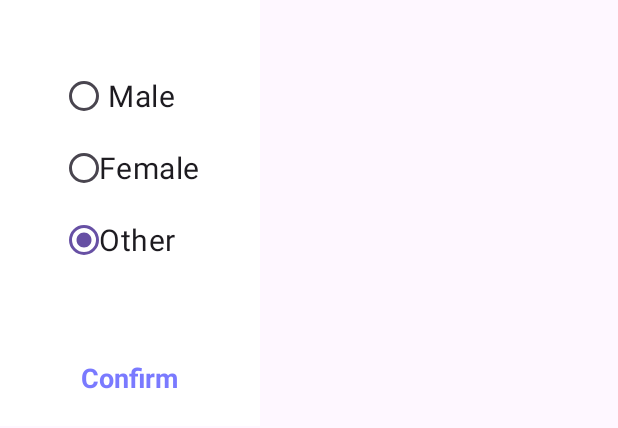
After one commit to sergiarabidze/android_bootcamp, an Android app: the layout gender_dialog.xml on its own in the app's theme, with its tools: preview values and no code run, on a phone screen of 412 x 824 dp. The commit adds this screen. Shown: the top 428 px of the screen. Run offline under Robolectric (Android 15) with nearby library versions, the phone set to English and light mode, and no system bars.

Commit message:
task completed

```diff
--- a/app/build.gradle.kts
+++ b/app/build.gradle.kts
@@ -2,7 +2,7 @@ plugins {
     alias(libs.plugins.android.application)
     alias(libs.plugins.kotlin.android)
         id("androidx.navigation.safeargs")
-
+    kotlin("plugin.serialization") version "2.1.0" // Ensure this version matches your Kotlin version
 }
 
 android {
@@ -43,7 +43,9 @@ android {
 
 
 dependencies {
-
+    implementation(libs.kotlinx.serialization.json)
+    implementation(libs.retrofit)
+    implementation(libs.converter.scalars)
     implementation(libs.androidx.core.ktx)
     implementation(libs.androidx.appcompat)
     implementation(libs.material)
--- /dev/null
+++ b/app/src/main/res/drawable/button_custom.xml
@@ -0,0 +1,6 @@
+<?xml version="1.0" encoding="utf-8"?>
+<shape xmlns:android="http://schemas.android.com/apk/res/android">
+<corners android:radius="40dp"/>
+    <gradient android:startColor="@android:color/holo_blue_dark"
+        android:endColor="@android:color/holo_green_light"/>
+</shape>
--- /dev/null
+++ b/app/src/main/res/drawable/round_shape.xml
@@ -0,0 +1,4 @@
+<shape xmlns:android="http://schemas.android.com/apk/res/android">
+    <solid android:color="#FFFFFF"/> <!-- Background color -->
+    <corners android:radius="16dp"/> <!-- Adjust the radius for rounded corners -->
+</shape>
--- /dev/null
+++ b/app/src/main/res/layout/gender_dialog.xml
@@ -0,0 +1,56 @@
+<?xml version="1.0" encoding="utf-8"?>
+<LinearLayout xmlns:android="http://schemas.android.com/apk/res/android"
+    android:layout_width="wrap_content"
+    android:layout_height="wrap_content"
+    android:background="@color/white"
+    android:orientation="vertical">
+
+    <RadioGroup
+        android:id="@+id/genderOptions"
+        android:layout_width="wrap_content"
+        android:layout_height="wrap_content"
+        android:orientation="vertical"
+        android:padding="40dp">
+
+        <RadioButton
+            android:id="@+id/rbMale"
+            android:layout_width="wrap_content"
+            android:layout_height="wrap_content"
+            android:buttonTint="#7A7AFF"
+            android:drawablePadding="4dp"
+            android:text="@string/male"
+            android:textSize="20sp" />
+
+        <RadioButton
+            android:id="@+id/rbFemale"
+            android:layout_width="wrap_content"
+            android:layout_height="wrap_content"
+            android:buttonTint="#7A7AFF"
+            android:paddingStart="-6dp"
+            android:text="@string/female"
+            android:textSize="20sp" />
+
+        <RadioButton
+            android:id="@+id/rbOther"
+            android:layout_width="wrap_content"
+            android:layout_height="wrap_content"
+            android:buttonTint="#7A7AFF"
+            android:checked="true"
+            android:paddingStart="-6dp"
+            android:text="@string/other"
+            android:textSize="20sp" />
+    </RadioGroup>
+
+    <TextView
+        android:id="@+id/tvConfirm"
+        android:layout_width="wrap_content"
+        android:layout_height="wrap_content"
+        android:layout_gravity="center"
+        android:layout_marginTop="15dp"
+        android:layout_marginBottom="20dp"
+        android:text="@string/confirm"
+        android:textColor="#7A7AFF"
+        android:textSize="18sp"
+        android:textStyle="bold" />
+
+</LinearLayout>
--- a/app/src/main/res/values/strings.xml
+++ b/app/src/main/res/values/strings.xml
@@ -2,4 +2,10 @@
     <string name="app_name">android_bootcamp</string>
     <!-- TODO: Remove or change this placeholder text -->
     <string name="hello_blank_fragment">Hello blank fragment</string>
+    <string name="register">Register</string>
+    <string name="male">Male</string>
+    <string name="female">Female</string>
+    <string name="other">Other</string>
+    <string name="confirm">Confirm</string>
+    <string name="done">Done</string>
 </resources>
--- a/build.gradle.kts
+++ b/build.gradle.kts
@@ -2,6 +2,7 @@
 plugins {
     alias(libs.plugins.android.application) apply false
     alias(libs.plugins.kotlin.android) apply false
+    kotlin("plugin.serialization") version "2.1.0"
 }
 buildscript {
     repositories {
--- a/gradle/libs.versions.toml
+++ b/gradle/libs.versions.toml
@@ -6,22 +6,27 @@ junit = "4.13.2"
 junitVersion = "1.2.1"
 espressoCore = "3.6.1"
 appcompat = "1.7.0"
+kotlinxSerializationJson = "1.8.0"
 material = "1.12.0"
 activity = "1.9.3"
 constraintlayout = "2.2.0"
 navigationFragment = "2.8.5"
+retrofit = "2.9.0"
 
 [libraries]
 androidx-core-ktx = { group = "androidx.core", name = "core-ktx", version.ref = "coreKtx" }
 androidx-navigation-safe-args-gradle-plugin = { module = "androidx.navigation:navigation-safe-args-gradle-plugin", version.ref = "navigationFragment" }
+converter-scalars = { module = "com.squareup.retrofit2:converter-scalars", version.ref = "retrofit" }
 junit = { group = "junit", name = "junit", version.ref = "junit" }
 androidx-junit = { group = "androidx.test.ext", name = "junit", version.ref = "junitVersion" }
 androidx-espresso-core = { group = "androidx.test.espresso", name = "espresso-core", version.ref = "espressoCore" }
 androidx-appcompat = { group = "androidx.appcompat", name = "appcompat", version.ref = "appcompat" }
+kotlinx-serialization-json = { module = "org.jetbrains.kotlinx:kotlinx-serialization-json", version.ref = "kotlinxSerializationJson" }
 material = { group = "com.google.android.material", name = "material", version.ref = "material" }
 androidx-activity = { group = "androidx.activity", name = "activity", version.ref = "activity" }
 androidx-constraintlayout = { group = "androidx.constraintlayout", name = "constraintlayout", version.ref = "constraintlayout" }
 androidx-navigation-fragment = { group = "androidx.navigation", name = "navigation-fragment", version.ref = "navigationFragment" }
+retrofit = { module = "com.squareup.retrofit2:retrofit", version.ref = "retrofit" }
 
 [plugins]
 android-application = { id = "com.android.application", version.ref = "agp" }
```
Also changed, not shown: app/src/main/assets/field.json (added, +67 -0 lines), app/src/main/java/com/example/android_bootcamp/JsonRead.kt (added, +14 -0 lines), app/src/main/java/com/example/android_bootcamp/MainFragment.kt (+80 -1 lines), app/src/main/java/com/example/android_bootcamp/VIewModel.kt (added, +15 -0 lines), app/src/main/java/com/example/android_bootcamp/api/FieldList.kt (added, +17 -0 lines), app/src/main/java/com/example/android_bootcamp/recyclers/InnerRecyclerAdapter.kt (added, +64 -0 lines), app/src/main/java/com/example/android_bootcamp/recyclers/OuterRecyclerAdapter.kt (added, +52 -0 lines), app/src/main/res/layout/field_item.xml (added, +24 -0 lines), app/src/main/res/layout/fragment_main_fragment.xml (+44 -7 lines), app/src/main/res/layout/recycler_item.xml (added, +18 -0 lines), app/src/main/res/drawable/background.jpg (added).
